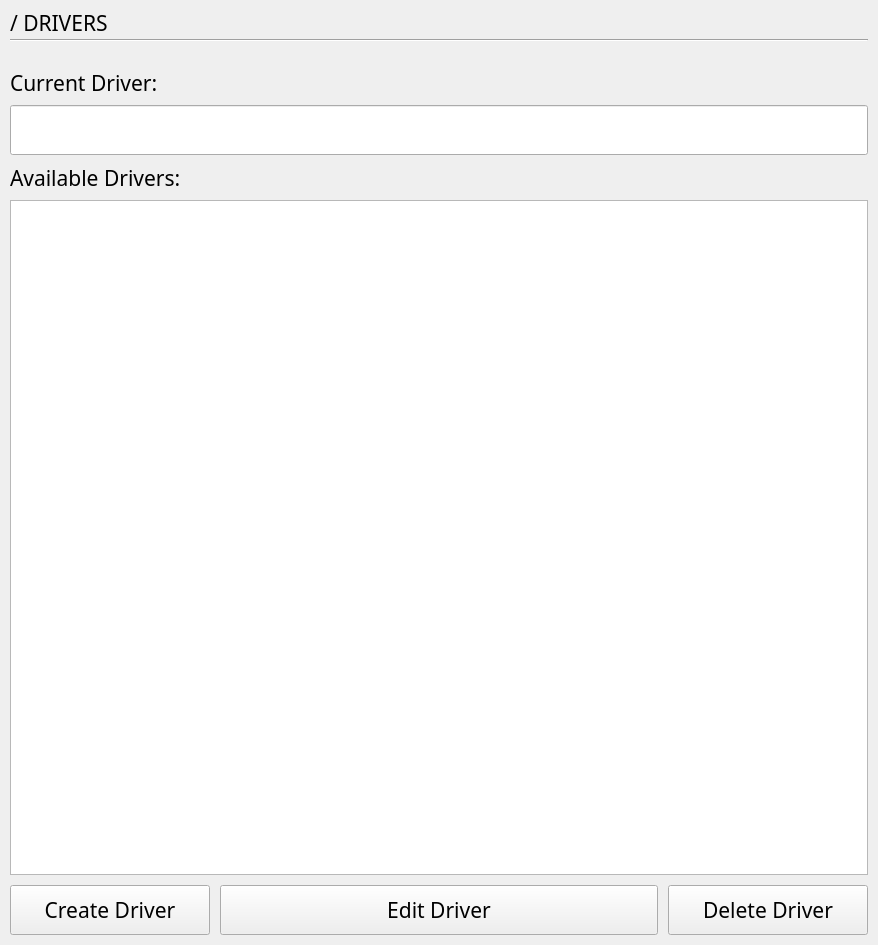
Above: trunk/QTimeTrial/resources/ui/widgetdrivers.ui from flomar/rFactor2TimeTrial before the change. Below: the same form after it.
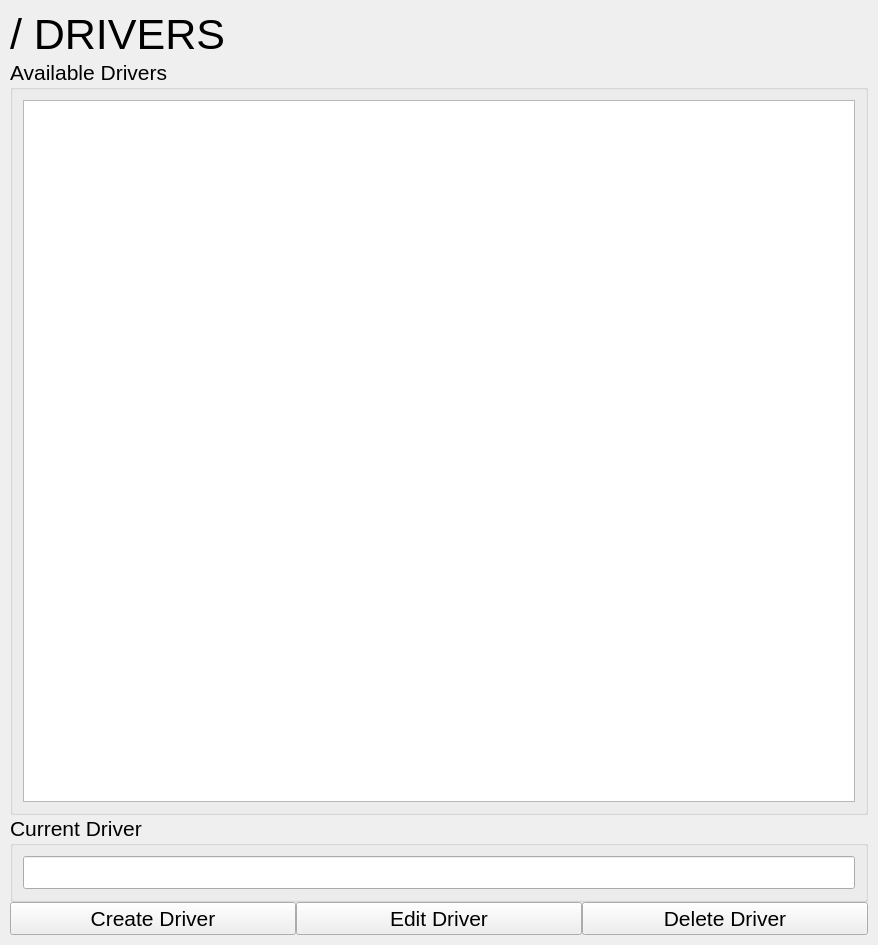
That is the form after the change.

Commit message: GIGANTIC REFACTORING: all widgets are now based on horizontal and vertical layouts, this should make developing a resolution-independent user interface much more easy

```diff
--- a/trunk/QTimeTrial/resources/ui/widgetdrivers.ui
+++ b/trunk/QTimeTrial/resources/ui/widgetdrivers.ui
@@ -10,40 +10,62 @@
     <height>945</height>
    </rect>
   </property>
+  <property name="font">
+   <font>
+    <family>Arial</family>
+    <pointsize>32</pointsize>
+   </font>
+  </property>
   <property name="windowTitle">
    <string>Drivers</string>
   </property>
-  <widget class="Line" name="lineTitle">
-   <property name="geometry">
-    <rect>
-     <x>10</x>
-     <y>35</y>
-     <width>858</width>
-     <height>10</height>
-    </rect>
+  <layout class="QVBoxLayout" name="verticalLayout_3">
+   <property name="spacing">
+    <number>0</number>
    </property>
-   <property name="font">
-    <font>
-     <family>Bitwise</family>
-    </font>
+   <property name="leftMargin">
+    <number>10</number>
    </property>
-   <property name="orientation">
-    <enum>Qt::Horizontal</enum>
+   <property name="topMargin">
+    <number>10</number>
    </property>
-  </widget>
+   <property name="rightMargin">
+    <number>10</number>
+   </property>
+   <property name="bottomMargin">
+    <number>10</number>
+   </property>
+   <item>
+    <layout class="QVBoxLayout" name="layoutCenter">
+     <property name="spacing">
+      <number>0</number>
+     </property>
+     <property name="leftMargin">
+      <number>0</number>
+     </property>
+     <property name="topMargin">
+      <number>0</number>
+     </property>
+     <property name="rightMargin">
+      <number>0</number>
+     </property>
+     <property name="bottomMargin">
+      <number>0</number>
+     </property>
+     <item>
+      <layout class="QVBoxLayout" name="layoutTitle">
+       <property name="spacing">
+        <number>0</number>
+       </property>
+       <property name="sizeConstraint">
+        <enum>QLayout::SetDefaultConstraint</enum>
+       </property>
+       <item>
   <widget class="QLabel" name="labelTitle">
-   <property name="geometry">
-    <rect>
-     <x>10</x>
-     <y>10</y>
-     <width>858</width>
-     <height>25</height>
-    </rect>
-   </property>
    <property name="font">
     <font>
-     <family>Bitwise</family>
-     <pointsize>16</pointsize>
+           <family>Arial</family>
+           <pointsize>32</pointsize>
     </font>
    </property>
    <property name="text">
@@ -53,18 +75,45 @@
     <set>Qt::AlignLeading|Qt::AlignLeft|Qt::AlignVCenter</set>
    </property>
   </widget>
+       </item>
+      </layout>
+     </item>
+     <item>
+      <layout class="QVBoxLayout" name="layoutContent">
+       <property name="spacing">
+        <number>0</number>
+       </property>
+       <item>
+        <widget class="QGroupBox" name="groupBoxAvailableDrivers">
+         <property name="font">
+          <font>
+           <pointsize>16</pointsize>
+          </font>
+         </property>
+         <property name="title">
+          <string>Available Drivers</string>
+         </property>
+         <layout class="QVBoxLayout" name="verticalLayout_2">
+          <property name="spacing">
+           <number>0</number>
+          </property>
+          <property name="leftMargin">
+           <number>10</number>
+          </property>
+          <property name="topMargin">
+           <number>10</number>
+          </property>
+          <property name="rightMargin">
+           <number>10</number>
+          </property>
+          <property name="bottomMargin">
+           <number>10</number>
+          </property>
+          <item>
   <widget class="QListWidget" name="listWidgetAvailableDrivers">
-   <property name="geometry">
-    <rect>
-     <x>10</x>
-     <y>200</y>
-     <width>858</width>
-     <height>675</height>
-    </rect>
-   </property>
    <property name="font">
     <font>
-     <family>Bitwise</family>
+              <family>Arial</family>
      <pointsize>16</pointsize>
     </font>
    </property>
@@ -75,116 +124,71 @@
     <enum>Qt::ScrollBarAlwaysOff</enum>
    </property>
   </widget>
-  <widget class="QLabel" name="labelAvailableDrivers">
-   <property name="geometry">
-    <rect>
-     <x>10</x>
-     <y>165</y>
-     <width>858</width>
-     <height>25</height>
-    </rect>
-   </property>
-   <property name="font">
-    <font>
-     <family>Bitwise</family>
-     <pointsize>16</pointsize>
-    </font>
-   </property>
-   <property name="text">
-    <string>Available Drivers:</string>
-   </property>
-  </widget>
-  <widget class="QPushButton" name="pushButtonCreateDriver">
-   <property name="geometry">
-    <rect>
-     <x>10</x>
-     <y>885</y>
-     <width>200</width>
-     <height>50</height>
-    </rect>
-   </property>
+          </item>
+         </layout>
+        </widget>
+       </item>
+       <item>
+        <widget class="QGroupBox" name="groupBoxCurrentDriver">
    <property name="font">
     <font>
-     <family>Bitwise</family>
      <pointsize>16</pointsize>
     </font>
    </property>
-   <property name="text">
-    <string>Create Driver</string>
-   </property>
-  </widget>
-  <widget class="QPushButton" name="pushButtonDeleteDriver">
-   <property name="geometry">
-    <rect>
-     <x>668</x>
-     <y>885</y>
-     <width>200</width>
-     <height>50</height>
-    </rect>
-   </property>
-   <property name="font">
-    <font>
-     <family>Bitwise</family>
-     <pointsize>16</pointsize>
-    </font>
-   </property>
-   <property name="text">
-    <string>Delete Driver</string>
-   </property>
-  </widget>
-  <widget class="QLabel" name="labelCurrentDriver">
-   <property name="geometry">
-    <rect>
-     <x>10</x>
-     <y>70</y>
-     <width>858</width>
-     <height>25</height>
-    </rect>
-   </property>
-   <property name="font">
-    <font>
-     <family>Bitwise</family>
-     <pointsize>16</pointsize>
-    </font>
-   </property>
-   <property name="text">
-    <string>Current Driver:</string>
-   </property>
-  </widget>
+         <property name="title">
+          <string>Current Driver</string>
+         </property>
+         <layout class="QVBoxLayout" name="verticalLayout">
+          <property name="spacing">
+           <number>0</number>
+          </property>
+          <property name="leftMargin">
+           <number>10</number>
+          </property>
+          <property name="topMargin">
+           <number>10</number>
+          </property>
+          <property name="rightMargin">
+           <number>10</number>
+          </property>
+          <property name="bottomMargin">
+           <number>10</number>
+          </property>
+          <item>
   <widget class="QLineEdit" name="lineEditCurrentDriver">
-   <property name="geometry">
-    <rect>
-     <x>10</x>
-     <y>105</y>
-     <width>858</width>
-     <height>50</height>
-    </rect>
-   </property>
-   <property name="font">
-    <font>
-     <family>Bitwise</family>
-     <pointsize>16</pointsize>
-    </font>
-   </property>
-   <property name="text">
-    <string/>
-   </property>
    <property name="readOnly">
     <bool>true</bool>
    </property>
   </widget>
+          </item>
+         </layout>
+        </widget>
+       </item>
+      </layout>
+     </item>
+     <item>
+      <layout class="QHBoxLayout" name="layoutButtons">
+       <property name="spacing">
+        <number>0</number>
+       </property>
+       <item>
+        <widget class="QPushButton" name="pushButtonCreateDriver">
+         <property name="font">
+          <font>
+           <family>Arial</family>
+           <pointsize>16</pointsize>
+          </font>
+         </property>
+         <property name="text">
+          <string>Create Driver</string>
+         </property>
+        </widget>
+       </item>
+       <item>
   <widget class="QPushButton" name="pushButtonEditDriver">
-   <property name="geometry">
-    <rect>
-     <x>220</x>
-     <y>885</y>
-     <width>438</width>
-     <height>50</height>
-    </rect>
-   </property>
    <property name="font">
     <font>
-     <family>Bitwise</family>
+           <family>Arial</family>
      <pointsize>16</pointsize>
     </font>
    </property>
@@ -192,6 +196,25 @@
     <string>Edit Driver</string>
    </property>
   </widget>
+       </item>
+       <item>
+        <widget class="QPushButton" name="pushButtonDeleteDriver">
+         <property name="font">
+          <font>
+           <family>Arial</family>
+           <pointsize>16</pointsize>
+          </font>
+         </property>
+         <property name="text">
+          <string>Delete Driver</string>
+         </property>
+        </widget>
+       </item>
+      </layout>
+     </item>
+    </layout>
+   </item>
+  </layout>
  </widget>
  <resources/>
  <connections/>
```
Lines whose indentation alone changed are shown as unchanged. The commit also changes 29 other files.
